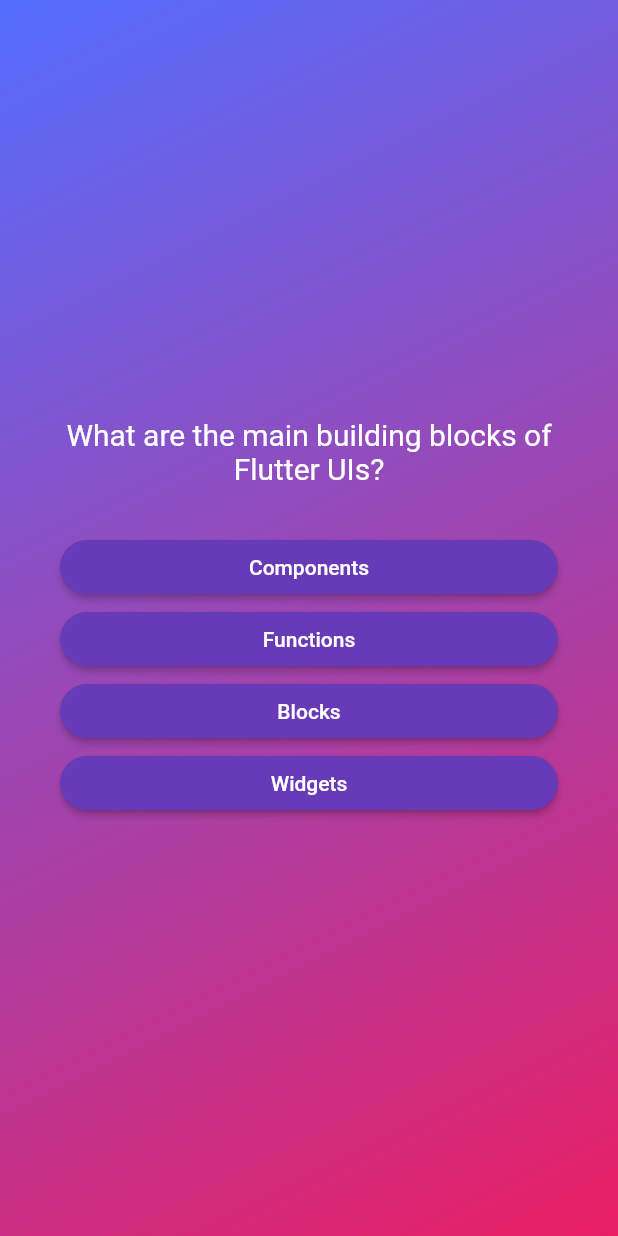
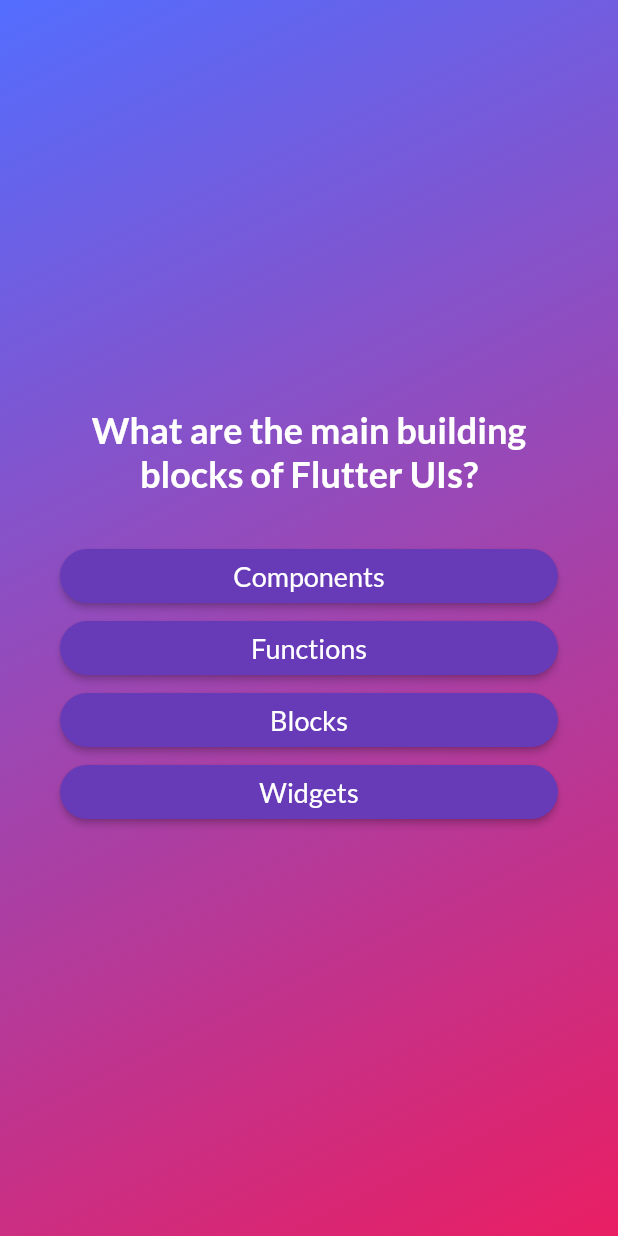
Before and after one commit to eacardenase/flutter-quiz, a Flutter app: the screen it shows after launch, after a tap on "Start Quiz", on a phone screen of 412 x 824 dp. Run offline on Flutter 3.47's test engine with Material 2 defaults, Android fonts, the phone set to English and light mode, and no system bars; our stand-ins replace google_fonts.

Commit message:
feat: set google fonts and use dart pub

```diff
--- a/lib/answer_button.dart
+++ b/lib/answer_button.dart
@@ -1,4 +1,5 @@
 import 'package:flutter/material.dart';
+import 'package:google_fonts/google_fonts.dart';
 
 class AnswerButton extends StatelessWidget {
   const AnswerButton({
@@ -17,16 +18,18 @@ class AnswerButton extends StatelessWidget {
       style: ElevatedButton.styleFrom(
         backgroundColor: Colors.deepPurple,
         foregroundColor: Colors.white,
-        padding: const EdgeInsets.symmetric(
-          vertical: 10,
-          horizontal: 40,
-        ),
         shape: RoundedRectangleBorder(
-          borderRadius: BorderRadius.circular(40),
+          borderRadius: BorderRadius.circular(
+            40,
+          ),
         ),
       ),
       child: Text(
         answerText,
+        textAlign: TextAlign.center,
+        style: GoogleFonts.lato(
+          fontSize: 18,
+        ),
       ),
     );
   }
--- a/lib/home_screen.dart
+++ b/lib/home_screen.dart
@@ -1,4 +1,5 @@
 import 'package:flutter/material.dart';
+import 'package:google_fonts/google_fonts.dart';
 
 class HomeScreen extends StatelessWidget {
   const HomeScreen(this.startQuizHandler, {super.key});
@@ -18,11 +19,12 @@ class HomeScreen extends StatelessWidget {
         const SizedBox(
           height: 80,
         ),
-        const Text(
+        Text(
           'Learn Flutter the fun way!',
-          style: TextStyle(
+          style: GoogleFonts.lato(
             color: Colors.white,
             fontSize: 24,
+            fontWeight: FontWeight.bold,
           ),
         ),
         const SizedBox(
@@ -39,9 +41,9 @@ class HomeScreen extends StatelessWidget {
             ),
           ),
           icon: const Icon(Icons.arrow_right_alt),
-          label: const Text(
+          label: Text(
             'Start Quiz',
-            style: TextStyle(
+            style: GoogleFonts.lato(
               fontSize: 20,
             ),
           ),
--- a/lib/questions_screen.dart
+++ b/lib/questions_screen.dart
@@ -1,4 +1,5 @@
 import 'package:flutter/material.dart';
+import 'package:google_fonts/google_fonts.dart';
 
 import 'package:flutter_quiz/answer_button.dart';
 import 'package:flutter_quiz/data/quiz_questions.dart';
@@ -42,9 +43,10 @@ class _QuestionsScreenState extends State<QuestionsScreen> {
           Text(
             currentQuestion.text,
             textAlign: TextAlign.center,
-            style: const TextStyle(
+            style: GoogleFonts.lato(
               color: Colors.white,
-              fontSize: 20,
+              fontSize: 24,
+              fontWeight: FontWeight.bold,
             ),
           ),
           const SizedBox(
--- a/pubspec.yaml
+++ b/pubspec.yaml
@@ -34,6 +34,7 @@ dependencies:
   # The following adds the Cupertino Icons font to your application.
   # Use with the CupertinoIcons class for iOS style icons.
   cupertino_icons: ^1.0.2
+  google_fonts: ^5.0.0
 
 dev_dependencies:
   flutter_test:
```
Also changed, not shown: pubspec.lock, 10 other files.
